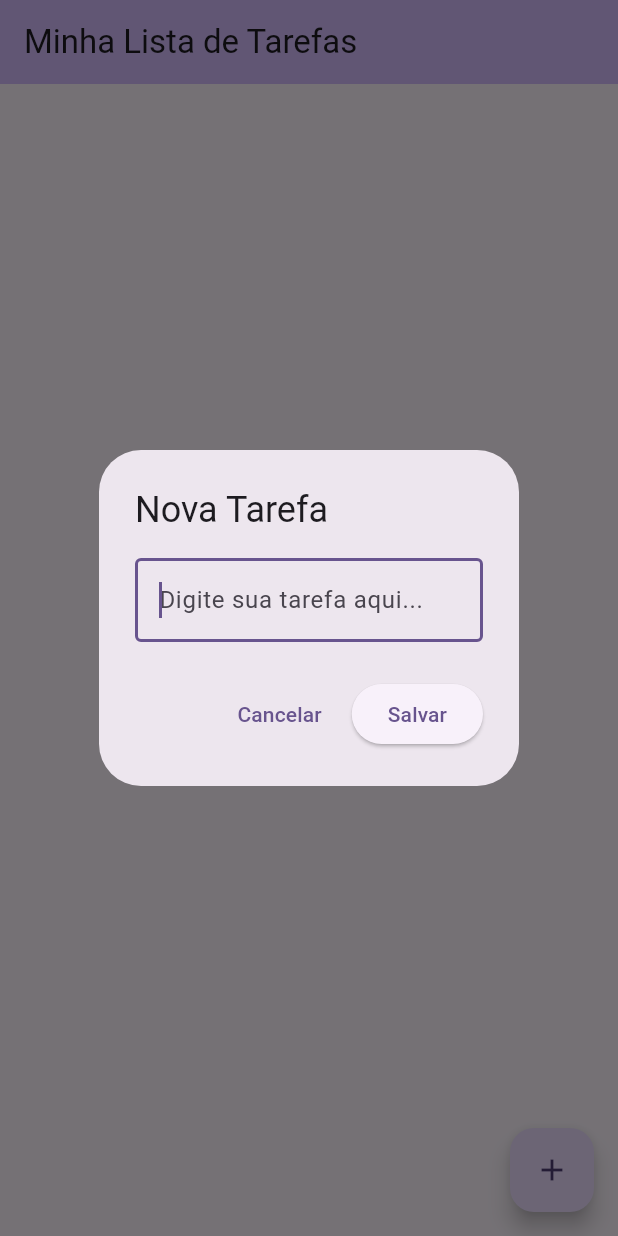
After one commit to Leonardo1952/Safe-list, a Flutter app: the TodoListScreen screen opened by its route, after a tap on the "add" icon, on a phone screen of 412 x 824 dp. The commit adds this screen. Run offline on Flutter 3.47's test engine with Material 3 defaults, Android fonts, the phone set to English and light mode, and no system bars.

Commit message:
create todo_list_screen

```diff
--- a/lib/main.dart
+++ b/lib/main.dart
@@ -1,5 +1,6 @@
 import 'package:flutter/material.dart';
 import 'pages/license_screen.dart';
+import 'pages/todo_list_screen.dart';
 
 void main() {
   runApp(const MyApp());
@@ -17,6 +18,11 @@ class MyApp extends StatelessWidget {
         useMaterial3: true,
       ),
       home: const LicenseScreen(),
+      routes: {
+        '/todo-list': (context) {
+          return TodoListScreen();
+        },
+      },
     );
   }
 }
--- /dev/null
+++ b/lib/pages/todo_list_screen.dart
@@ -0,0 +1,182 @@
+import 'package:flutter/material.dart';
+
+class TodoListScreen extends StatefulWidget {
+
+
+  const TodoListScreen({super.key});
+
+  @override
+  State<TodoListScreen> createState() => _TodoListScreenState();
+}
+
+class _TodoListScreenState extends State<TodoListScreen> {
+  final List<TodoItem> _todoItems = [];
+  final TextEditingController _textController = TextEditingController();
+
+  static const _appBarTitle = 'Minha Lista de Tarefas';
+  static const _emptyMessage = 'Nenhuma tarefa ainda.\nToque no + para adicionar!';
+  static const _addTaskHint = 'Digite sua tarefa aqui...';
+  static const _saveButtonText = 'Salvar';
+  static const _cancelButtonText = 'Cancelar';
+  static const _addTaskTitle = 'Nova Tarefa';
+
+  @override
+  void dispose() {
+    _textController.dispose();
+    super.dispose();
+  }
+
+  @override
+  Widget build(BuildContext context) {
+    return Scaffold(
+      appBar: AppBar(
+        title: const Text(_appBarTitle),
+        backgroundColor: Theme.of(context).colorScheme.inversePrimary,
+        automaticallyImplyLeading: false,
+      ),
+      body: _buildBody(),
+      floatingActionButton: FloatingActionButton(
+        onPressed: _showAddTaskDialog,
+        child: const Icon(Icons.add),
+      ),
+    );
+  }
+
+  Widget _buildBody() {
+    if (_todoItems.isEmpty) {
+      return _buildEmptyState();
+    }
+
+    return ListView.builder(
+      padding: const EdgeInsets.all(16),
+      itemCount: _todoItems.length,
+      itemBuilder: (context, index) {
+        final item = _todoItems[index];
+        return Card(
+          margin: const EdgeInsets.only(bottom: 8),
+          child: ListTile(
+            leading: Checkbox(
+              value: item.isCompleted,
+              onChanged: (value) => _toggleTodoItem(index),
+            ),
+            title: Text(
+              item.text,
+              style: TextStyle(
+                decoration: item.isCompleted
+                    ? TextDecoration.lineThrough
+                    : TextDecoration.none,
+                color: item.isCompleted ? Colors.grey : null,
+              ),
+            ),
+            trailing: IconButton(
+              icon: const Icon(Icons.delete, color: Colors.red),
+              onPressed: () => _removeTodoItem(index),
+            ),
+          ),
+        );
+      },
+    );
+  }
+
+  Widget _buildEmptyState() {
+    return const Center(
+      child: Column(
+        mainAxisAlignment: MainAxisAlignment.center,
+        children: [
+          Icon(
+            Icons.assignment_outlined,
+            size: 80,
+            color: Colors.grey,
+          ),
+          SizedBox(height: 16),
+          Text(
+            _emptyMessage,
+            style: TextStyle(
+              fontSize: 18,
+              color: Colors.grey,
+            ),
+            textAlign: TextAlign.center,
+          ),
+        ],
+      ),
+    );
+  }
+
+  void _showAddTaskDialog() {
+    _textController.clear();
+
+    showDialog(
+      context: context,
+      builder: (BuildContext context) {
+        return AlertDialog(
+          title: const Text(_addTaskTitle),
+          content: TextField(
+            controller: _textController,
+            decoration: const InputDecoration(
+              hintText: _addTaskHint,
+              border: OutlineInputBorder(),
+            ),
+            autofocus: true,
+            maxLines: 3,
+            minLines: 1,
+          ),
+          actions: [
+            TextButton(
+              onPressed: () => Navigator.of(context).pop(),
+              child: const Text(_cancelButtonText),
+            ),
+            ElevatedButton(
+              onPressed: _saveTask,
+              child: const Text(_saveButtonText),
+            ),
+          ],
+        );
+      },
+    );
+  }
+
+  void _saveTask() {
+    final text = _textController.text.trim();
+
+    if (text.isNotEmpty) {
+      setState(() {
+        _todoItems.add(TodoItem(text: text));
+      });
+      Navigator.of(context).pop();
+    }
+  }
+
+  void _toggleTodoItem(int index) {
+    setState(() {
+      _todoItems[index] = _todoItems[index].copyWith(
+        isCompleted: !_todoItems[index].isCompleted,
+      );
+    });
+  }
+
+  void _removeTodoItem(int index) {
+    setState(() {
+      _todoItems.removeAt(index);
+    });
+  }
+}
+
+class TodoItem {
+  final String text;
+  final bool isCompleted;
+
+  const TodoItem({
+    required this.text,
+    this.isCompleted = false,
+  });
+
+  TodoItem copyWith({
+    String? text,
+    bool? isCompleted,
+  }) {
+    return TodoItem(
+      text: text ?? this.text,
+      isCompleted: isCompleted ?? this.isCompleted,
+    );
+  }
+}
```
